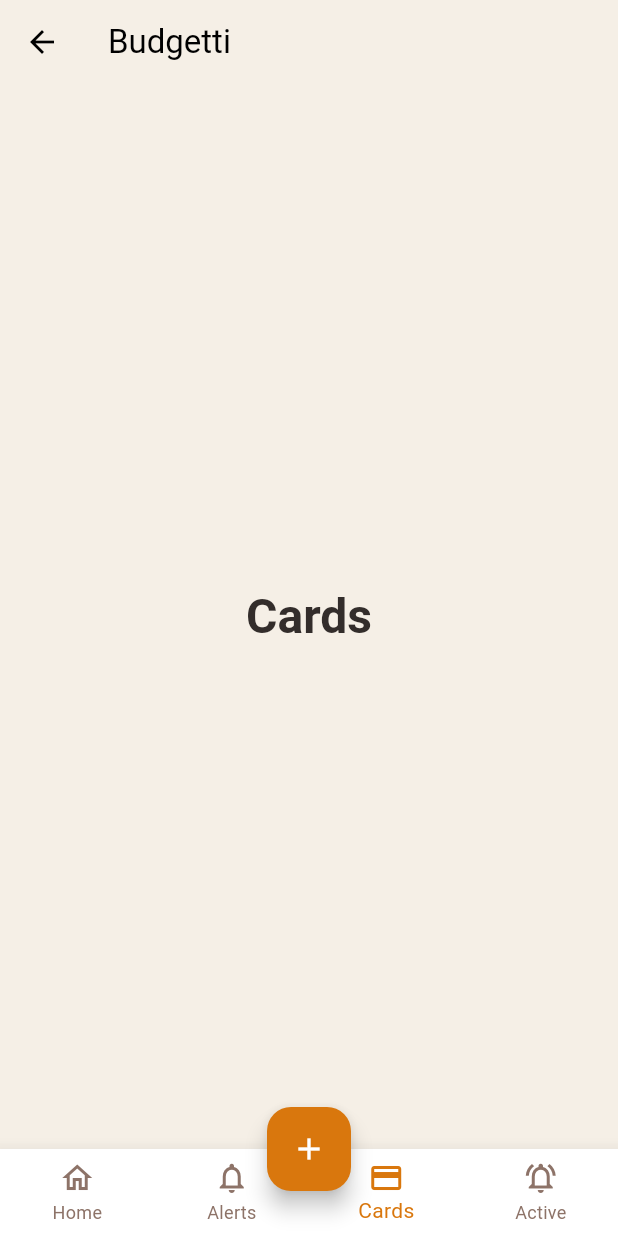
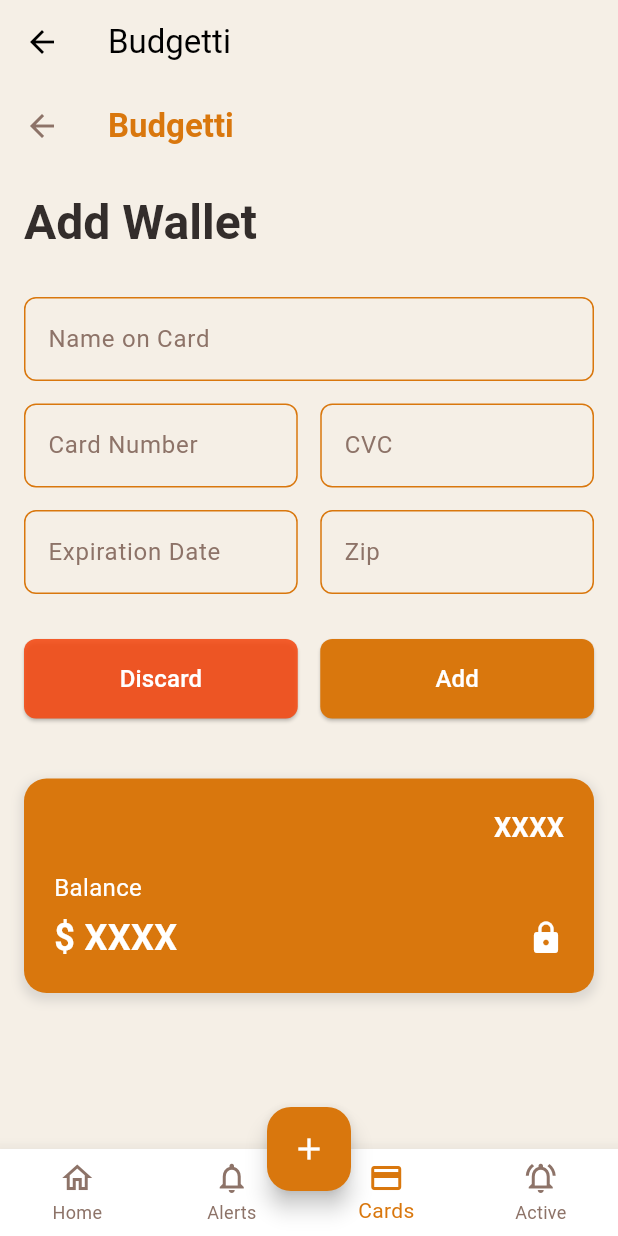
Before and after one commit to Reynem/Budgetti, a Flutter app: the BottomNavigationExample screen opened by its route, item 3 of the bottom bar chosen, on a phone screen of 412 x 824 dp. Run offline on Flutter 3.47's test engine with Material 3 defaults, Android fonts, the phone set to English and light mode, and no system bars.

Commit message:
Add "Add Wallet" page
This commit introduces a new "Add Wallet" page to the application.
The page includes form fields for card details such as name on card, card number, CVC, expiration date, and zip code.
It also features "Discard" and "Add" buttons, along with a preview of the card.

The "Add Wallet" page is now integrated into the bottom navigation bar as the "Cards" tab.

Additionally, this commit updates `flutter_lints` to version 6.0.0.

```diff
--- /dev/null
+++ b/lib/add_wallet_page.dart
@@ -0,0 +1,256 @@
+import 'package:flutter/foundation.dart';
+import 'package:flutter/material.dart';
+
+// TODO: Make an actual add wallet page
+
+class AddWalletPage extends StatelessWidget {
+  const AddWalletPage({super.key});
+
+  @override
+  Widget build(BuildContext context) {
+    final theme = Theme.of(context);
+    final textTheme = theme.textTheme;
+    final colorScheme = theme.colorScheme;
+
+    return Scaffold(
+      backgroundColor: theme.scaffoldBackgroundColor,
+      appBar: AppBar(
+        title: Text(
+          'Budgetti',
+          style: TextStyle(
+            color: theme.primaryColor,
+            fontWeight: FontWeight.bold,
+          ),
+        ),
+        backgroundColor: theme.scaffoldBackgroundColor,
+        elevation: 0,
+        leading: IconButton(
+          icon: Icon(Icons.arrow_back, color: colorScheme.secondary),
+          onPressed: () {
+            Navigator.pop(context);
+          },
+        ),
+      ),
+      body: Padding(
+        padding: EdgeInsets.all(16.0),
+        child: Column(
+          crossAxisAlignment: CrossAxisAlignment.start,
+          children: [
+            Text(
+              'Add Wallet',
+              style: textTheme.headlineLarge,
+            ),
+            SizedBox(height: 30),
+
+            // Name on Card
+            TextFormField(
+              decoration: InputDecoration(
+                labelText: 'Name on Card',
+                labelStyle: TextStyle(color: colorScheme.secondary),
+                enabledBorder: OutlineInputBorder(
+                  borderSide: BorderSide(color: theme.primaryColor),
+                  borderRadius: BorderRadius.circular(8),
+                ),
+                focusedBorder: OutlineInputBorder(
+                  borderSide: BorderSide(color: theme.primaryColor, width: 2),
+                  borderRadius: BorderRadius.circular(8),
+                ),
+              ),
+            ),
+            SizedBox(height: 15),
+
+            // Card Number & CVC
+            Row(
+              children: [
+                Expanded(
+                  child: TextFormField(
+                    decoration: InputDecoration(
+                      labelText: 'Card Number',
+                      labelStyle: TextStyle(color: colorScheme.secondary),
+                      enabledBorder: OutlineInputBorder(
+                        borderSide: BorderSide(color: theme.primaryColor),
+                        borderRadius: BorderRadius.circular(8),
+                      ),
+                      focusedBorder: OutlineInputBorder(
+                        borderSide: BorderSide(color: theme.primaryColor, width: 2),
+                        borderRadius: BorderRadius.circular(8),
+                      ),
+                    ),
+                  ),
+                ),
+                SizedBox(width: 15),
+                Expanded(
+                  child: TextFormField(
+                    decoration: InputDecoration(
+                      labelText: 'CVC',
+                      labelStyle: TextStyle(color: colorScheme.secondary),
+                      enabledBorder: OutlineInputBorder(
+                        borderSide: BorderSide(color: theme.primaryColor),
+                        borderRadius: BorderRadius.circular(8),
+                      ),
+                      focusedBorder: OutlineInputBorder(
+                        borderSide: BorderSide(color: theme.primaryColor, width: 2),
+                        borderRadius: BorderRadius.circular(8),
+                      ),
+                    ),
+                  ),
+                ),
+              ],
+            ),
+            SizedBox(height: 15),
+
+            // Expiration Date & Zip
+            Row(
+              children: [
+                Expanded(
+                  child: TextFormField(
+                    decoration: InputDecoration(
+                      labelText: 'Expiration Date',
+                      labelStyle: TextStyle(color: colorScheme.secondary),
+                      enabledBorder: OutlineInputBorder(
+                        borderSide: BorderSide(color: theme.primaryColor),
+                        borderRadius: BorderRadius.circular(8),
+                      ),
+                      focusedBorder: OutlineInputBorder(
+                        borderSide: BorderSide(color: theme.primaryColor, width: 2),
+                        borderRadius: BorderRadius.circular(8),
+                      ),
+                    ),
+                  ),
+                ),
+                SizedBox(width: 15),
+                Expanded(
+                  child: TextFormField(
+                    decoration: InputDecoration(
+                      labelText: 'Zip',
+                      labelStyle: TextStyle(color: colorScheme.secondary),
+                      enabledBorder: OutlineInputBorder(
+                        borderSide: BorderSide(color: theme.primaryColor),
+                        borderRadius: BorderRadius.circular(8),
+                      ),
+                      focusedBorder: OutlineInputBorder(
+                        borderSide: BorderSide(color: theme.primaryColor, width: 2),
+                        borderRadius: BorderRadius.circular(8),
+                      ),
+                    ),
+                  ),
+                ),
+              ],
+            ),
+            SizedBox(height: 30),
+
+            // Buttons
+            Row(
+              children: [
+                Expanded(
+                  child: ElevatedButton(
+                    onPressed: () {
+                      if (kDebugMode) {
+                        print('Discard button pressed');
+                      }
+                    },
+                    style: ElevatedButton.styleFrom(
+                      backgroundColor: Color(0xE4F44B15),
+                      foregroundColor: Colors.white,
+                      padding: EdgeInsets.symmetric(vertical: 15),
+                      shape: RoundedRectangleBorder(
+                        borderRadius: BorderRadius.circular(8),
+                      ),
+                    ),
+                    child: Text(
+                      'Discard',
+                      style: TextStyle(fontSize: 16),
+                    ),
+                  ),
+                ),
+                SizedBox(width: 15),
+                Expanded(
+                  child: ElevatedButton(
+                    onPressed: () {
+                      if (kDebugMode) {
+                        print('Add button pressed');
+                      }
+                    },
+                    style: ElevatedButton.styleFrom(
+                      backgroundColor: theme.primaryColor,
+                      foregroundColor: Colors.white,
+                      padding: EdgeInsets.symmetric(vertical: 15),
+                      shape: RoundedRectangleBorder(
+                        borderRadius: BorderRadius.circular(8),
+                      ),
+                    ),
+                    child: Text(
+                      'Add',
+                      style: TextStyle(fontSize: 16),
+                    ),
+                  ),
+                ),
+              ],
+            ),
+            SizedBox(height: 40),
+
+            // Card Preview
+            Container(
+              decoration: BoxDecoration(
+                color: theme.primaryColor,
+                borderRadius: BorderRadius.circular(15),
+                boxShadow: [
+                  BoxShadow(
+                    color: Colors.grey.withValues(alpha: 0.3),
+                    spreadRadius: 2,
+                    blurRadius: 5,
+                    offset: Offset(0, 3),
+                  ),
+                ],
+              ),
+              padding: EdgeInsets.all(20),
+              child: Column(
+                crossAxisAlignment: CrossAxisAlignment.start,
+                children: [
+                  Align(
+                    alignment: Alignment.centerRight,
+                    child: Text(
+                      'XXXX',
+                      style: TextStyle(
+                        color: Colors.white,
+                        fontWeight: FontWeight.bold,
+                        fontSize: 18,
+                      ),
+                    ),
+                  ),
+                  SizedBox(height: 15),
+                  Text(
+                    'Balance',
+                    style: TextStyle(
+                      color: Colors.white,
+                      fontSize: 16,
+                    ),
+                  ),
+                  SizedBox(height: 5),
+                  Row(
+                    children: [
+                      Text(
+                        '\$ XXXX',
+                        style: TextStyle(
+                          color: Colors.white,
+                          fontWeight: FontWeight.bold,
+                          fontSize: 24,
+                        ),
+                      ),
+                      Spacer(),
+                      Icon(
+                        Icons.lock,
+                        color: Colors.white,
+                        size: 24,
+                      ),
+                    ],
+                  ),
+                ],
+              ),
+            ),
+          ],
+        ),
+      ),
+    );
+  }
+}
--- a/lib/bottom_navigation.dart
+++ b/lib/bottom_navigation.dart
@@ -1,5 +1,6 @@
 import 'package:flutter/foundation.dart';
 import 'package:flutter/material.dart';
+import 'package:portfolio_showcase/add_wallet_page.dart';
 
 class BottomNavigationExample extends StatefulWidget {
   const BottomNavigationExample({super.key});
@@ -11,11 +12,11 @@
 class BottomNavigationExampleState extends State<BottomNavigationExample> {
   int _selectedIndex = 0;
 
-  static const List<String> _widgetOptions = <String>[
-    'Home',
-    'Active',
-    'Cards',
-    'Alerts',
+  static const List<Widget> _widgetOptions = <Widget>[
+    Text('Home'),
+    Text('Active'),
+    AddWalletPage(),
+    Text('Alerts'),
   ];
 
   void _onItemTapped(int index) {
@@ -34,10 +35,7 @@
         elevation: 0,
       ),
       body: Center(
-        child: Text(
-          _widgetOptions.elementAt(_selectedIndex),
-          style: Theme.of(context).textTheme.headlineLarge,
-        ),
+        child: _widgetOptions.elementAt(_selectedIndex),
       ),
       bottomNavigationBar: BottomNavigationBar(
         type: BottomNavigationBarType.fixed,
@@ -74,7 +72,6 @@
       ),
       floatingActionButton: FloatingActionButton(
         onPressed: () {
-          // Действие при нажатии центральной кнопки
           if (kDebugMode) {
             print('Central button pressed');
           }
--- a/pubspec.yaml
+++ b/pubspec.yaml
@@ -44,7 +44,7 @@
   # activated in the `analysis_options.yaml` file located at the root of your
   # package. See that file for information about deactivating specific lint
   # rules and activating additional ones.
-  flutter_lints: ^5.0.0
+  flutter_lints: ^6.0.0
 
 # For information on the generic Dart part of this file, see the
 # following page: https://dart.dev/tools/pub/pubspec
```
Also changed, not shown: pubspec.lock.
